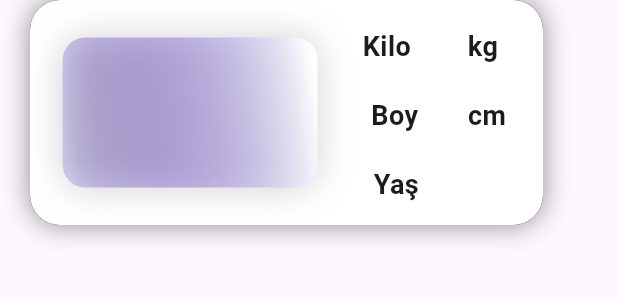
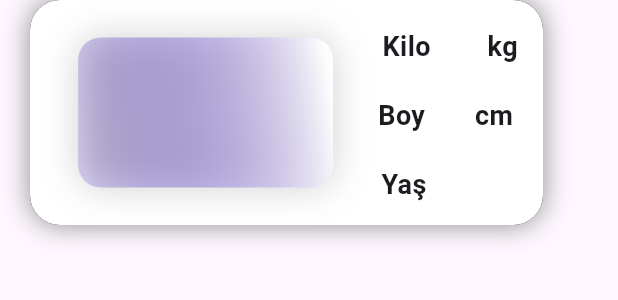
Before and after one commit to appodll/Weight, a Flutter app: the ContainerList widget shown alone on an empty page, opened directly with empty values, on a phone screen of 412 x 824 dp. Shown: the top 300 px of the screen. Run offline on Flutter 3.47's test engine with Material 3 defaults, Android fonts, the phone set to English and light mode, and no system bars; our stand-ins replace fl_chart, get, get_storage, percent_indicator, shared_preferences; missing offline and left inert: dart:ffi; accounts and stored records are empty.

Commit message:
container.dart

```diff
--- a/lib/container.dart
+++ b/lib/container.dart
@@ -64,7 +64,7 @@ class ContainerList extends StatelessWidget {
               Column(
                 children: [
                   Container(
-                      padding: EdgeInsets.only(right: 30),
+                      padding: EdgeInsets.only(right: 14),
                       margin: EdgeInsets.only(top: 18),
                       child: Text(
                         "Kilo        ${this.kilo}kg",
@@ -74,7 +74,7 @@ class ContainerList extends StatelessWidget {
                         ),
                       )),
                   Container(
-                      padding: EdgeInsets.only(right: 19),
+                      padding: EdgeInsets.only(right: 20),
                       margin: EdgeInsets.only(top: 20),
                       child: Text(
                         "Boy       ${this.boy}cm",
@@ -97,4 +97,5 @@ class ContainerList extends StatelessWidget {
       ),
     );
   }
+
 }
```
